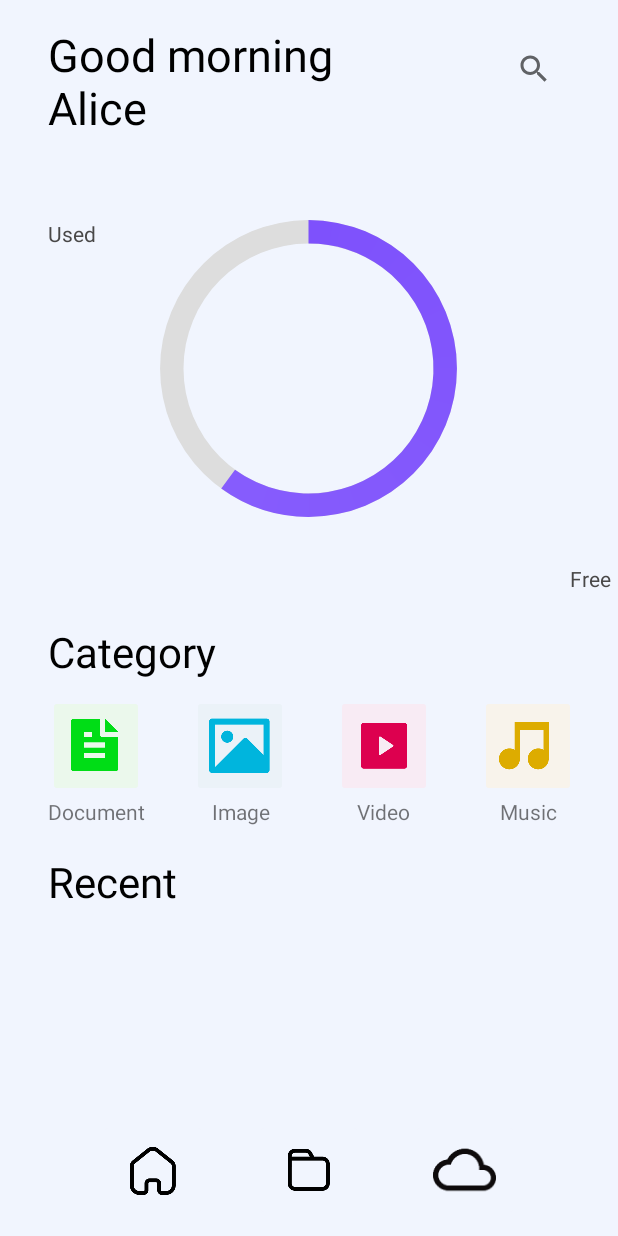
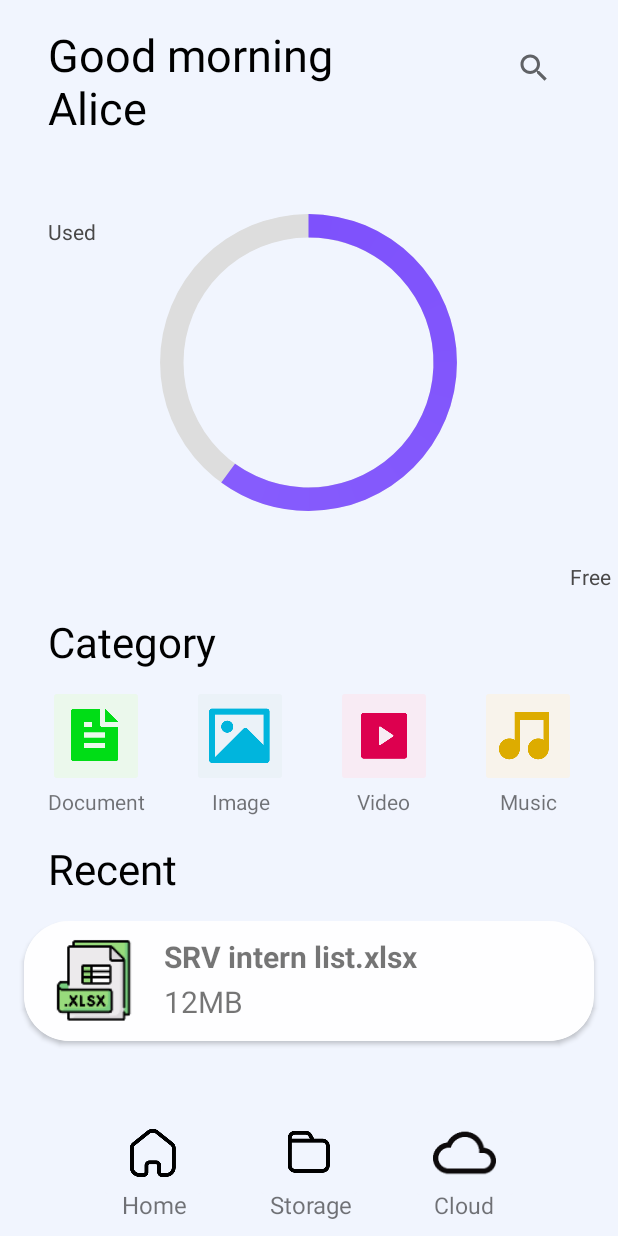
Before and after one commit to Nam0101/SRV-file-manager, an Android app: the screen it shows after launch (HomePageActivity), on a phone screen of 412 x 824 dp. Run offline under Robolectric (Android 15) with nearby library versions, the phone set to English and light mode, and no system bars; our stand-ins replace data binding; 6 statements that could not run were skipped.

Commit message:
final commit by Duy idol

```diff
--- a/app/src/main/java/com/example/srvfilemanager/ui/FolderActivity.java
+++ b/app/src/main/java/com/example/srvfilemanager/ui/FolderActivity.java
@@ -44,7 +44,9 @@ public class FolderActivity extends AppCompatActivity {
         setContentView(R.layout.activity_folder);
         binding = ActivityFolderBinding.inflate(getLayoutInflater());
         setContentView(binding.getRoot());
+        mAddFolderButton = findViewById(R.id.btn_add_folder);
         if (getIntent().hasExtra("filter")) {
+            mAddFolderButton.setVisibility(View.GONE);
             int filterType = getIntent().getIntExtra("filter", 0);
             Log.i(TAG, "onCreate: " + filterType);
             filter = new ExtensionFileFilter(filterType);
@@ -82,7 +84,6 @@ public class FolderActivity extends AppCompatActivity {
         recyclerView = binding.folderList;
         recyclerView.setLayoutManager(new LinearLayoutManager(this));
         recyclerView.setAdapter(filesAndFoldersListViewModel.getAdapter());
-        mAddFolderButton = findViewById(R.id.btn_add_folder);
         mAddFolderButton.setOnClickListener(view -> {
             Log.i(TAG, "onCreate: click add folder");
             AlertDialog.Builder builder = new AlertDialog.Builder(this);
@@ -167,6 +168,7 @@ public class FolderActivity extends AppCompatActivity {
             if (newFile.isDirectory()) {
                 Log.i(TAG, "handleCopy: " + copyFile.getAbsolutePath());
                 copyFolder(newFile, copyFile);
+                copyPath = null;
                 return;
             }
             try {
--- a/app/src/main/java/com/example/srvfilemanager/viewmodels/FilesAndFoldersListViewModel.java
+++ b/app/src/main/java/com/example/srvfilemanager/viewmodels/FilesAndFoldersListViewModel.java
@@ -226,64 +226,6 @@ public class FilesAndFoldersListViewModel extends BaseObservable {
     }
 
 
-
-    public void showFilePopupMenu(File selectedFile, View v) {
-//        PopupMenu popupMenu= new PopupMenu(v.getContext(),v);
-//        popupMenu.getMenu().add("Rename");
-//        popupMenu.getMenu().add("Copy");
-//        popupMenu.getMenu().add("Cut");
-//        popupMenu.getMenu().add("Delete");
-//        popupMenu.setForceShowIcon(true);
-//        popupMenu.show();
-//        popupMenu.setOnMenuItemClickListener(menuItem -> {
-//            if(menuItem.getTitle().equals("Delete")){
-//                Uri uri = FileProvider.getUriForFile(v.getContext(), "com.example.srvfilemanager.fileprovider", selectedFile);
-//                try {
-//                    v.getContext().getContentResolver().delete(uri, selectedFile.getAbsolutePath(), null);
-//                    Log.i("Delete","Deleted");
-//                    v.setVisibility(View.GONE);
-//                }
-//                catch (Exception e){
-//                    Log.e("Delete", Objects.requireNonNull(e.getMessage()));
-//                }
-//            }
-//            if(menuItem.getTitle().equals("Rename")){
-//                AlertDialog.Builder dialog = new AlertDialog.Builder(v.getContext());
-//                dialog.setTitle("Enter new name for " +selectedFile.getName());
-//                dialog.setCancelable(true);
-//                final EditText editText=new EditText(v.getContext());
-//                dialog.setView(editText);
-//
-//                dialog.setPositiveButton("Rename", (dialogInterface, i) -> {
-//                    String mimeType = FilenameUtils.getExtension(selectedFile.getName());
-//                    File newNameFile = new File(selectedFile.getParent()+"/"+editText.getText().toString()+"."+mimeType);
-//                    selectedFile.renameTo(newNameFile);
-//                    Log.d("Rename",selectedFile.getName());
-//                    Log.d("Rename to",selectedFile.getAbsolutePath());
-//                    notifyChange();
-//                    v.setVisibility(View.VISIBLE);
-//                });
-//                dialog.show();
-//
-//
-//            }
-//            return false;
-//        });
-    }
-
-    public void onClickAddFolder() {
-
-        final AlertDialog.Builder newAlertDialog = new AlertDialog.Builder(contex.getApplicationContext());
-        newAlertDialog.setTitle("New Folder");
-        final EditText editText = new EditText(contex.getApplicationContext());
-        editText.setInputType(InputType.TYPE_CLASS_TEXT);
-        newAlertDialog.setView(editText);
-        Log.i("Test", "Onclick new Folder");
-        newAlertDialog.setPositiveButton("OK", (dialogInterface, i) -> {
-        });
-        newAlertDialog.show();
-    }
-
     public boolean addFolder(String path, String fileName) {
         File file = new File(path + "/" + fileName);
         if (file.mkdir()) {
--- a/app/src/main/java/com/example/srvfilemanager/viewmodels/HomePageViewModel.java
+++ b/app/src/main/java/com/example/srvfilemanager/viewmodels/HomePageViewModel.java
@@ -2,9 +2,13 @@ package com.example.srvfilemanager.viewmodels;
 
 import android.content.Context;
 import android.content.Intent;
+import android.os.Environment;
+import android.util.Log;
 import android.widget.Button;
 
 import android.widget.SearchView;
+import android.widget.Toast;
+
 import androidx.databinding.BaseObservable;
 import androidx.databinding.Bindable;
 import androidx.databinding.BindingAdapter;
@@ -14,14 +18,26 @@ import com.example.srvfilemanager.BR;
 import com.example.srvfilemanager.models.StorageHelper;
 import com.example.srvfilemanager.ui.FolderActivity;
 
+import java.io.File;
+import java.io.IOException;
+import java.nio.file.FileVisitResult;
+import java.nio.file.Files;
+import java.nio.file.Path;
+import java.nio.file.SimpleFileVisitor;
+import java.nio.file.attribute.BasicFileAttributes;
+import java.nio.file.attribute.FileTime;
+
 public class HomePageViewModel extends BaseObservable {
     private static final int DOCUMENTS = 0;
     private static final int IMAGES = 1;
     private static final int VIDEOS = 2;
     private static final int MUSIC = 3;
     Context context;
+    String TAG = "HomePageViewModel";
+    String recentFile;
     private String mUsedStorage;
     private String mAvailableStorage;
+    String path;
     private String mPercentString;
     private int mPercent;
     private final PropertyChangeRegistry callbacks = new PropertyChangeRegistry();
@@ -31,6 +47,7 @@ public class HomePageViewModel extends BaseObservable {
     public HomePageViewModel(String path, Context context) {
         super();
         this.context = context;
+        this.path = path;
         StorageHelper storageHelper = new StorageHelper(path);
         this.mAvailableStorage = storageHelper.getAvailableStorage();
         this.mUsedStorage = storageHelper.getUsedStorage();
@@ -75,6 +92,10 @@ public class HomePageViewModel extends BaseObservable {
         Intent intent = new Intent(context, FolderActivity.class);
         context.startActivity(intent);
     }
+    public void onClickCloud() {
+        Log.i(TAG, "onClickCloud: ");
+        Toast.makeText(context, "Cloud Storage is not implement yet", Toast.LENGTH_SHORT).show();
+    }
 
     public void onClickHome() {
         Intent intent = new Intent(context, FolderActivity.class);
@@ -112,4 +133,6 @@ public class HomePageViewModel extends BaseObservable {
     public void refreshList() {
         notifyChange();
     }
+
+
 }
--- a/app/src/main/res/layout/activity_folder.xml
+++ b/app/src/main/res/layout/activity_folder.xml
@@ -34,7 +34,7 @@
             android:layout_marginStart="32dp"
             android:layout_marginTop="32dp"
             android:layout_marginBottom="26dp"
-            android:text='@{FilesAndFoldersListViewModel.folderName ?? "Folder"}'
+            android:text='@{FilesAndFoldersListViewModel.folderName ?? "Storage"}'
             android:textColor="@color/black"
             android:textSize="30sp" />
 
--- a/app/src/main/res/layout/activity_home_page.xml
+++ b/app/src/main/res/layout/activity_home_page.xml
@@ -7,6 +7,9 @@
         <variable
             name="HomePageViewModel"
             type="com.example.srvfilemanager.viewmodels.HomePageViewModel" />
+        <variable
+            name="FilesAndFoldersListViewModel"
+            type="com.example.srvfilemanager.viewmodels.FilesAndFoldersListViewModel" />
     </data>
 
     <LinearLayout
@@ -240,11 +243,75 @@
                 android:text="Recent"
                 android:textColor="@color/black"
                 android:textSize="28sp" />
-            <androidx.recyclerview.widget.RecyclerView
-                android:id="@+id/recentList"
+            <androidx.cardview.widget.CardView
+                xmlns:android="http://schemas.android.com/apk/res/android"
+                xmlns:app="http://schemas.android.com/apk/res-auto"
                 android:layout_width="match_parent"
+                android:layout_height="wrap_content"
+                android:layout_marginLeft="16dp"
+                android:layout_marginRight="16dp"
+                android:layout_marginTop="16dp"
+                android:layout_marginBottom="16dp"
+                android:layout_below="@id/recent"
+                android:layout_gravity="center"
+                android:elevation="100dp"
+                app:cardCornerRadius="30dp"
+                >
+                <LinearLayout
+                    android:layout_width="match_parent"
+                    android:layout_height="80dp"
+                    android:orientation="horizontal"
+                    android:background="@drawable/bo_goc">
+
+                    <ImageView
+                        android:id="@+id/image_view_folder_or_file"
+                        android:layout_marginLeft="16dp"
+                        android:layout_weight="1.5"
+                        android:layout_width="0dp"
                         android:layout_height="match_parent"
-                android:layout_marginTop="19dp" />
+                        app:srcCompat="@mipmap/ic_xlxs" />
+
+                    <LinearLayout
+                        android:layout_width="0dp"
+                        android:layout_height="match_parent"
+                        android:layout_marginLeft="16dp"
+                        android:layout_weight="7"
+                        android:orientation="vertical">
+
+                        <TextView
+                            android:id="@+id/text_view_name"
+                            android:layout_marginTop="10dp"
+                            android:layout_width="wrap_content"
+                            android:layout_height="0dp"
+                            android:layout_weight="1"
+                            android:textSize="20dp"
+                            android:textStyle="bold"
+                            android:text="SRV intern list.xlsx"/>
+                        <LinearLayout
+                            android:layout_marginBottom="10dp"
+                            android:layout_width="wrap_content"
+                            android:layout_height="0dp"
+                            android:layout_weight="1">
+
+                            <TextView
+                                android:id="@+id/text_view_count"
+                                android:layout_width="wrap_content"
+                                android:layout_height="wrap_content"
+                                android:textSize="20dp"
+                                android:text="@{FilesAndFoldersListViewModel.getNumberOfFiles()}" />
+
+                            <TextView
+                                android:id="@+id/text_view_size"
+                                android:layout_width="wrap_content"
+                                android:layout_height="wrap_content"
+                                android:textSize="20dp"
+                                android:text="12MB" />
+                        </LinearLayout>
+                    </LinearLayout>
+
+
+                </LinearLayout>
+            </androidx.cardview.widget.CardView>
 
         </RelativeLayout>
         <LinearLayout
@@ -252,30 +319,69 @@
             android:layout_width="match_parent"
             android:layout_height="wrap_content"
             android:gravity="center">
-
+            <LinearLayout
+                android:layout_width="wrap_content"
+                android:layout_height="wrap_content"
+                android:orientation="vertical">
                 <ImageButton
                     android:id="@+id/btnHome"
                     android:layout_width="wrap_content"
                     android:layout_height="wrap_content"
                     android:src="@mipmap/ic_home"
                     android:layout_marginRight="32dp"
+                    android:layout_marginBottom="-10dp"
                     android:backgroundTint="#F1F5FE" />
+                <TextView
+                    android:layout_width="wrap_content"
+                    android:layout_height="wrap_content"
+                    android:text="Home"
+                    android:textSize="16dp"
+                    android:layout_marginLeft="15dp"/>
 
+            </LinearLayout>
+            <LinearLayout
+                android:layout_width="wrap_content"
+                android:layout_height="wrap_content"
+                android:orientation="vertical">
                 <ImageButton
                     android:id="@+id/btnFolder"
                     android:layout_width="wrap_content"
                     android:layout_height="wrap_content"
                     android:src="@mipmap/ic_folder_home"
                     android:layout_marginRight="32dp"
+                    android:layout_marginBottom="-10dp"
                     android:backgroundTint="#F1F5FE"
                     android:onClick="@{() -> HomePageViewModel.onClickFolder()}" />
+                <TextView
+                    android:layout_width="wrap_content"
+                    android:layout_height="wrap_content"
+                    android:text="Storage"
+                    android:textSize="16dp"
+                    android:layout_marginLeft="10dp"/>
+
+            </LinearLayout>
+
+            <LinearLayout
+                android:layout_width="wrap_content"
+                android:layout_height="wrap_content"
+                android:orientation="vertical">
+
                 <ImageButton
                     android:id="@+id/btnCloud"
                     android:layout_width="wrap_content"
                     android:layout_height="wrap_content"
+                    android:layout_marginBottom="-10dp"
                     android:backgroundTint="#F1F5FE"
-                android:src="@mipmap/ic_cloud_new"
-                />
+                    android:src="@mipmap/ic_cloud_new" />
+
+                <TextView
+                    android:layout_width="wrap_content"
+                    android:layout_height="wrap_content"
+                    android:onClick="@{() -> HomePageViewModel.onClickCloud()}"
+                    android:layout_marginLeft="15dp"
+                    android:text="Cloud"
+                    android:textSize="15dp" />
+            </LinearLayout>
         </LinearLayout>
     </LinearLayout>
 
```
Lines whose indentation alone changed are shown as unchanged.
